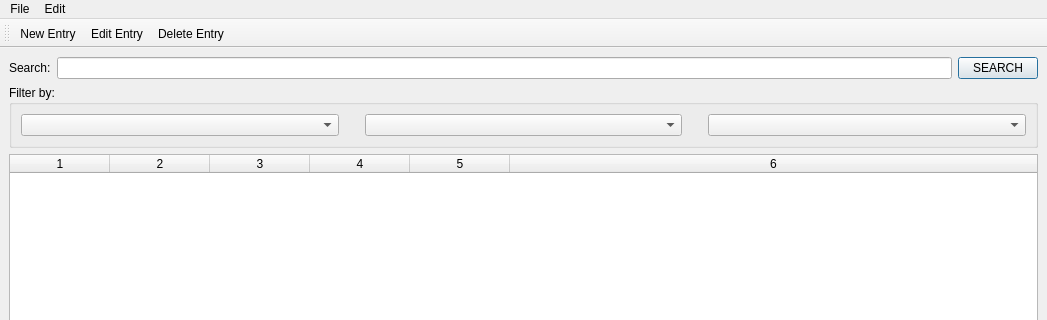
The window that mainwindow.ui (pyphil/schoolLibrarian) describes before a commit, drawn with Qt 5; both pictures show x 0 to 1047 and y 0 to 320 of the 1047 by 681 pixel window.
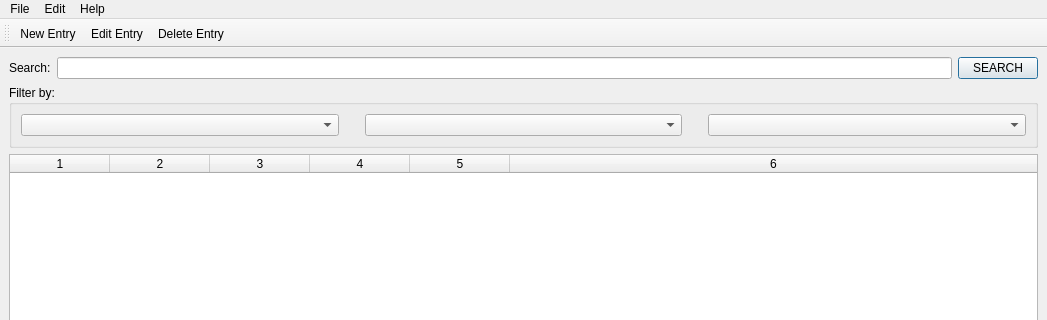
The same window after the commit. Icons and pictures are not drawn.

Patch:
```diff
--- a/mainwindow.ui
+++ b/mainwindow.ui
@@ -219,8 +219,15 @@
     </property>
     <addaction name="actionSettings"/>
    </widget>
+   <widget class="QMenu" name="menuHelp">
+    <property name="title">
+     <string>Help</string>
+    </property>
+    <addaction name="actionAbout"/>
+   </widget>
    <addaction name="menuFile"/>
    <addaction name="menuEdit"/>
+   <addaction name="menuHelp"/>
   </widget>
   <widget class="QToolBar" name="toolBar">
    <property name="windowTitle">
```
Left out of the diff: 47 changed lines with no effect on the pictures.
